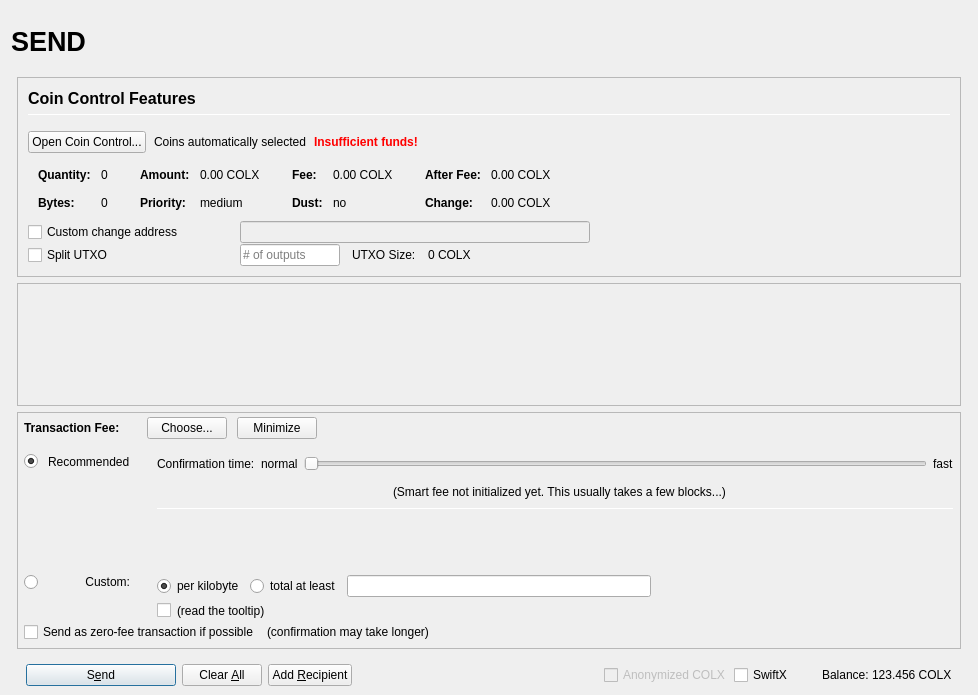
First picture: the form in src/qt/forms/sendcoinsdialog.ui, repository cmaliwal/ColossusCoinXT, before the edit.
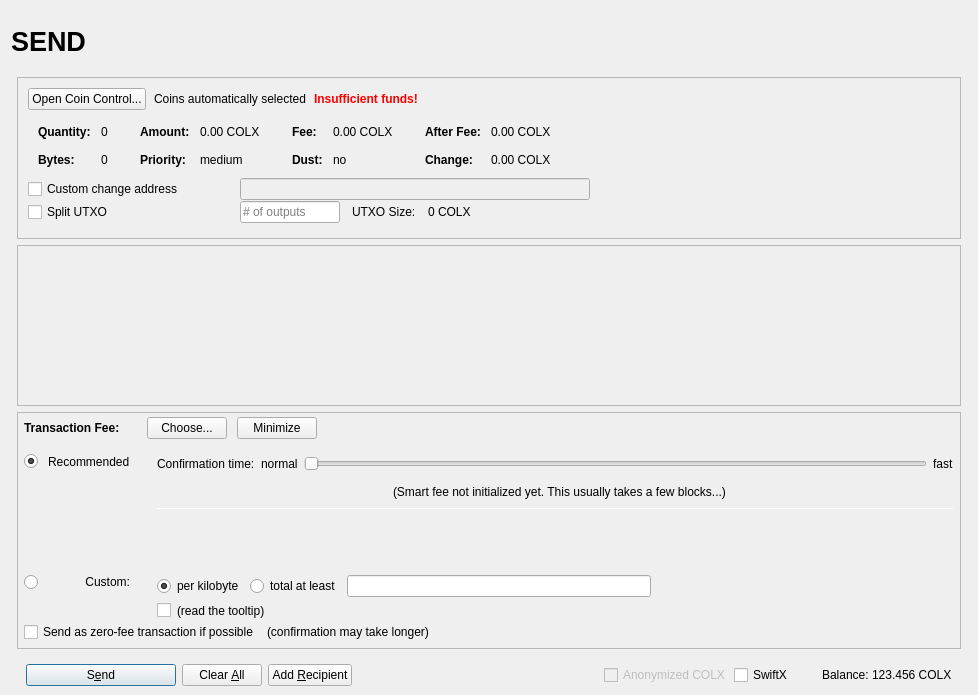
Second picture: the form after the edit. Icons and pictures are not drawn. Custom widgets are drawn as their Qt base class.

Commit message: "Coin Control Features" label removed from send coins dialog to free more space

Diff of the .ui file:
```diff
--- a/src/qt/forms/sendcoinsdialog.ui
+++ b/src/qt/forms/sendcoinsdialog.ui
@@ -190,7 +190,7 @@
            </property>
            <item>
             <widget class="QFrame" name="frameCoinControl_BG">
-             <layout class="QVBoxLayout" name="verticalLayoutCoinControl" stretch="0,0,0,0,0,0">
+             <layout class="QVBoxLayout" name="verticalLayoutCoinControl" stretch="0,0,0,0,0">
               <property name="spacing">
                <number>1</number>
               </property>
@@ -200,68 +200,6 @@
               <property name="topMargin">
                <number>10</number>
               </property>
-              <item>
-               <layout class="QHBoxLayout" name="horizontalLayoutCoinControl1">
-                <property name="bottomMargin">
-                 <number>15</number>
-                </property>
-                <item>
-                 <layout class="QVBoxLayout" name="verticalLayout_3">
-                  <property name="spacing">
-                   <number>6</number>
-                  </property>
-                  <item>
-                   <widget class="QLabel" name="labelCoinControlFeatures">
-                    <property name="sizePolicy">
-                     <sizepolicy hsizetype="Preferred" vsizetype="Maximum">
-                      <horstretch>0</horstretch>
-                      <verstretch>0</verstretch>
-                     </sizepolicy>
-                    </property>
-                    <property name="minimumSize">
-                     <size>
-                      <width>0</width>
-                      <height>20</height>
-                     </size>
-                    </property>
-                    <property name="font">
-                     <font>
-                      <pointsize>12</pointsize>
-                      <weight>75</weight>
-                      <bold>true</bold>
-                     </font>
-                    </property>
-                    <property name="styleSheet">
-                     <string notr="true">font-weight:bold;</string>
-                    </property>
-                    <property name="text">
-                     <string>Coin Control Features</string>
-                    </property>
-                   </widget>
-                  </item>
-                  <item>
-                   <widget class="Line" name="line">
-                    <property name="minimumSize">
-                     <size>
-                      <width>0</width>
-                      <height>1</height>
-                     </size>
-                    </property>
-                    <property name="maximumSize">
-                     <size>
-                      <width>16777215</width>
-                      <height>1</height>
-                     </size>
-                    </property>
-                    <property name="orientation">
-                     <enum>Qt::Horizontal</enum>
-                    </property>
-                   </widget>
-                  </item>
-                 </layout>
-                </item>
-               </layout>
-              </item>
               <item>
                <layout class="QHBoxLayout" name="horizontalLayoutCoinControl2" stretch="0,0,0,0">
                 <property name="spacing">
@@ -898,7 +836,7 @@
              <x>0</x>
              <y>0</y>
              <width>944</width>
-             <height>68</height>
+             <height>69</height>
             </rect>
            </property>
            <layout class="QVBoxLayout" name="verticalLayout_2" stretch="0,1">
```
Left out of the diff: 13 changed lines with no effect on the pictures.
